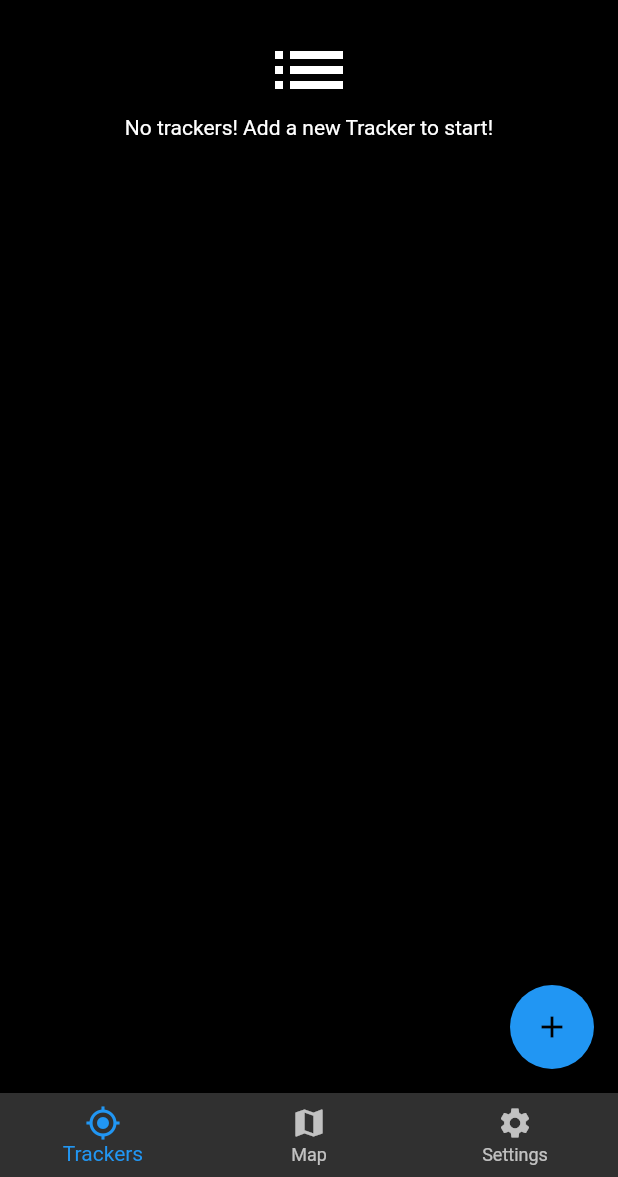
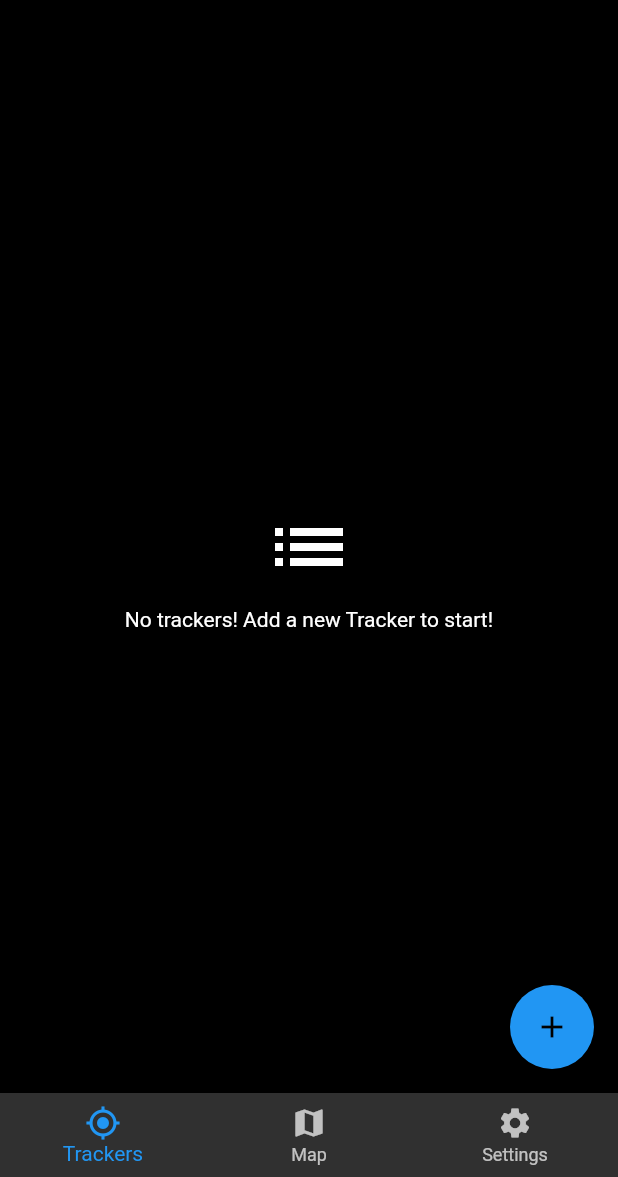
Before and after one commit to tentone/car-tracker-flutter, a Flutter app: the screen it shows after launch, on a phone screen of 412 x 824 dp, the part 59-1236 px from its top. Run offline on Flutter 3.47's test engine with Material 2 defaults, Android fonts, the phone set to English and light mode, and no system bars; our stand-ins replace flutter_colorpicker, flutter_slidable, fluttertoast, geolocator, sqflite; missing offline and left inert: fluttercontactpicker, mapbox_gl, telephony; accounts and stored records are empty; statements that could not run were skipped.

Commit message:
Display empty list message

```diff
--- a/lib/global.dart
+++ b/lib/global.dart
@@ -1,4 +1,6 @@
 class Global {
   static const String MAPBOX_TOKEN =
       'sk.eyJ1IjoidGVudG9uZSIsImEiOiJja3hramlvZXcwZ3ljMnBvYnVnZnh0ZHBvIn0.Fpctls-iLdfMbSx5eG1EQQ';
+
+  static const String VERSION = '0.0.1';
 }
--- a/lib/locale/locale_en.dart
+++ b/lib/locale/locale_en.dart
@@ -2,6 +2,7 @@ const Map<String, String> LocaleEN = {
   'en': 'English',
   'pt': 'Portuguese',
   'noTrackers': 'No trackers! Add a new Tracker to start!',
+  'noElements': 'No elements to be displayed!',
   'carTracker': 'Car Tracker',
   'darkMode': 'Dark Mode',
   'license': 'License',
--- a/lib/locale/locale_pt.dart
+++ b/lib/locale/locale_pt.dart
@@ -2,6 +2,7 @@ const Map<String, String> LocalePT = {
   'en': 'Inglês',
   'pt': 'Portuges',
   'noTrackers': 'Sem trackers. Adiciona um Tracker para começar!',
+  'noElements': 'Sem dados para mostrar!',
   'carTracker': 'Car Tracker',
   'darkMode': 'Modo Escuro',
   'license': 'Licença',
--- a/lib/screens/map.dart
+++ b/lib/screens/map.dart
@@ -39,8 +39,7 @@ class MapScreenState extends State<MapScreen> {
     for (int i = 0; i < entries.length; i++) {
       Symbol symbol = await this.controller.addSymbol(
           SymbolOptions(
-              geometry: LatLng(
-                  entries[i].position.latitude, entries[i].position.longitude),
+              geometry: LatLng(entries[i].position.latitude, entries[i].position.longitude),
               iconImage: 'car-15',
               iconSize: 2,
               iconColor: Color(entries[i].tracker.color).toHexStringRGB(),
--- a/lib/screens/tracker_list.dart
+++ b/lib/screens/tracker_list.dart
@@ -27,17 +27,13 @@ class TrackerListScreenState extends State<TrackerListScreen> {
       }(), builder:
           (BuildContext context, AsyncSnapshot<List<Tracker>> entries) {
         if (entries.data == null || entries.data?.length == 0) {
-          return Container(
-            alignment: Alignment.center,
-            child: Center(
-              child: Column(
-                children: [
-                  Icon(Icons.list_outlined, size: 60.0),
-                  Text(Locales.get('noTrackers', context)),
-                ],
-              )
-            )
-          );
+          return Center(child: Column(
+            mainAxisAlignment: MainAxisAlignment.center,
+            children: [
+              Padding(child: Icon(Icons.list_outlined, size: 60.0), padding: EdgeInsets.all(10.0)),
+              Text(Locales.get('noTrackers', context)),
+            ],
+          ));
         }
 
         return ListView.builder(
```
Also changed, not shown: lib/screens/settings.dart (+11 -9 lines), lib/screens/tracker_message_list.dart (+8 -2 lines), lib/screens/tracker_positions_list.dart (+8 -2 lines).
